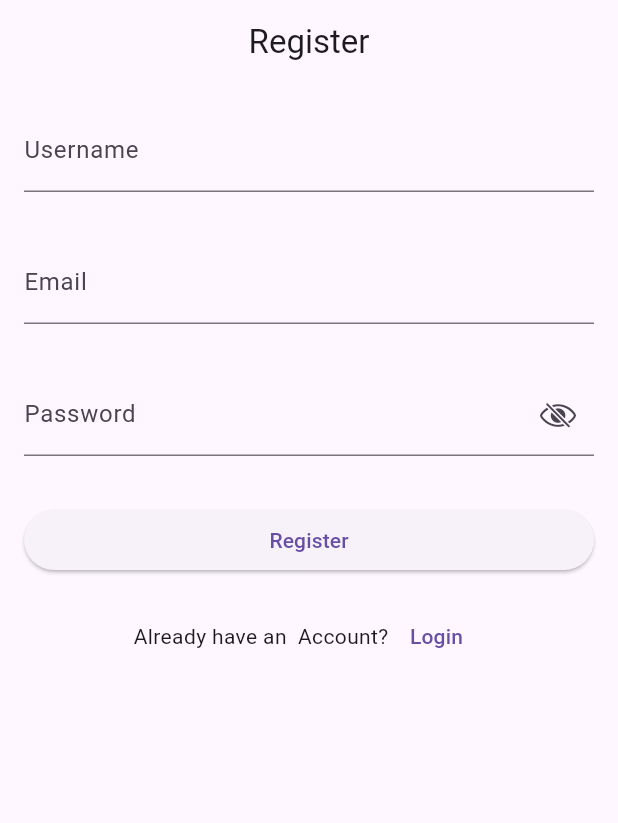
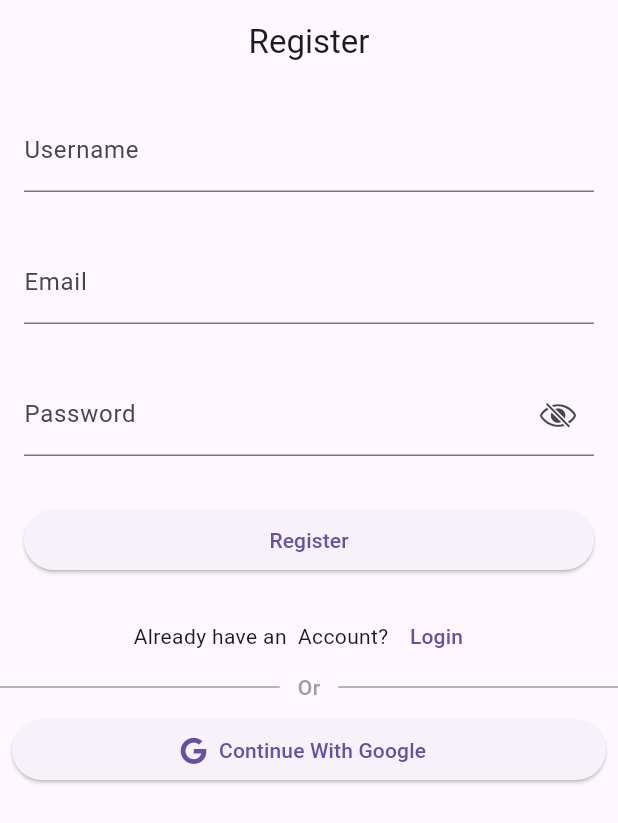
Before and after one commit to nikhilbishnoi007/Flutter-Practice, a Flutter app: the RegisterScreen screen opened directly, on a phone screen of 412 x 824 dp. Shown: the top 823 px of the screen. Run offline on Flutter 3.47's test engine with Material 3 defaults, Android fonts, the phone set to English and light mode, and no system bars; our stand-ins replace cloud_firestore, firebase_auth, firebase_core, flutter_bloc, flutter_dotenv, font_awesome_flutter and 2 more; accounts and stored records are empty.

Commit message:
Continue with google feature in register screen

```diff
--- a/firelab/lib/screens/register_screen.dart
+++ b/firelab/lib/screens/register_screen.dart
@@ -3,6 +3,9 @@ import 'package:firelab/screens/home_screen.dart';
 import 'package:firelab/screens/login_screen.dart';
 import 'package:flutter/cupertino.dart';
 import 'package:flutter/material.dart';
+import 'package:flutter_dotenv/flutter_dotenv.dart';
+import 'package:font_awesome_flutter/font_awesome_flutter.dart';
+import 'package:google_sign_in/google_sign_in.dart';
 
 class RegisterScreen extends StatefulWidget {
   const RegisterScreen({super.key});
@@ -32,7 +35,34 @@ class _RegisterScreenState extends State<RegisterScreen> {
       Navigator.pushAndRemoveUntil(
         context,
         MaterialPageRoute(builder: (context) => HomeScreen()),
-        (value)=>false
+        (value) => false,
+      );
+    } catch (e) {
+      if (!context.mounted) return;
+      ScaffoldMessenger.of(context)
+          .showSnackBar(SnackBar(content: Text(e.toString())));
+    } finally {
+      if (mounted) setState(() => isLoading = false);
+    }
+  }
+
+  Future<void> continuewithGoogle(BuildContext context) async {
+    String clientId = dotenv.env['GOOGLE_CLIENT_ID'] ?? "";
+    try {
+      GoogleSignIn signIn = GoogleSignIn.instance;
+      await signIn.initialize(serverClientId: clientId);
+      GoogleSignInAccount result = await signIn.authenticate();
+      GoogleSignInAuthentication googleAuth = result.authentication;
+      final credential = GoogleAuthProvider.credential(
+        idToken: googleAuth.idToken,
+      );
+      setState(() => isLoading = true);
+      await auth.signInWithCredential(credential);
+      if (!context.mounted) return;
+      Navigator.pushAndRemoveUntil(
+        context,
+        MaterialPageRoute(builder: (context) => HomeScreen()),
+        (value) => false,
       );
     } catch (e) {
       if (!context.mounted) return;
@@ -147,6 +177,33 @@ class _RegisterScreenState extends State<RegisterScreen> {
                 ),
               ],
             ),
+            Row(
+              mainAxisAlignment: MainAxisAlignment.center,
+              children: [
+                Expanded(child: Divider(color: Colors.grey, thickness: 1)),
+                Padding(
+                  padding: const EdgeInsets.symmetric(horizontal: 12),
+                  child: Text(
+                    "Or",
+                    style: TextStyle(
+                      color: Colors.grey,
+                      fontWeight: FontWeight.w500,
+                    ),
+                  ),
+                ),
+                Expanded(child: Divider(color: Colors.grey, thickness: 1)),
+              ],
+            ),
+            Padding(
+              padding: const EdgeInsets.all(8.0),
+              child: ElevatedButton.icon(
+                onPressed: () {
+                  continuewithGoogle(context);
+                },
+                label: Text("Continue With Google"),
+                icon: FaIcon(FontAwesomeIcons.google),
+              ),
+            ),
           ],
         ),
       ),
```
Also changed, not shown: 1 other file.
